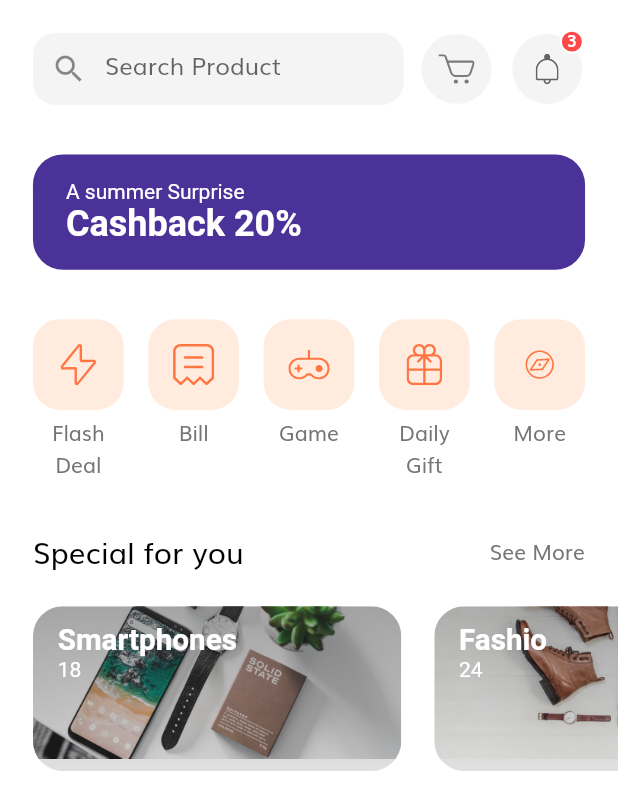
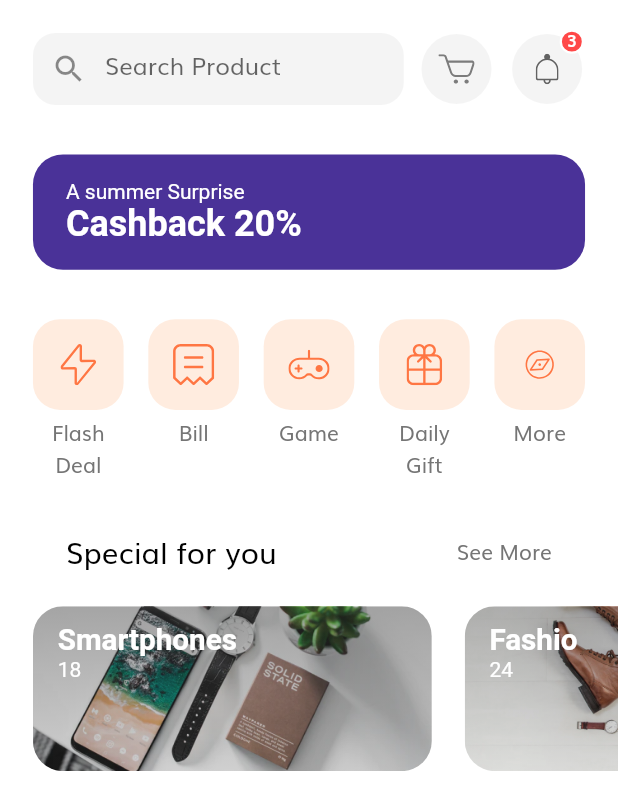
Before and after one commit to jakazzy/ecommerce_app, a Flutter app: the HomeScreen screen opened by its route, on a phone screen of 412 x 824 dp. Shown: the top 810 px of the screen. Run offline on Flutter 3.47's test engine with Material 2 defaults, Android fonts, the phone set to English and light mode, and no system bars; our stand-ins replace flutter_svg.

Commit message:
make corrections to the SpecialOffer component for the HomeScreen

```diff
--- a/lib/screens/home/components/special_offer.dart
+++ b/lib/screens/home/components/special_offer.dart
@@ -12,10 +12,14 @@ class SpecialOffer extends StatelessWidget {
   Widget build(BuildContext context) {
     return Column(
       children: [
-        SectionTitle(
+        Padding(
+            padding: EdgeInsets.symmetric(horizontal: getProportionateScreenWidth(20)),
+            child:   SectionTitle(
               text: "Special for you",
               press: (){},
             ),
+        ),
+
         SizedBox( height: getProportionateScreenWidth(20)),
         SingleChildScrollView(
           scrollDirection: Axis.horizontal,
@@ -59,9 +63,11 @@ class SpecialOfferCard extends StatelessWidget {
   Widget build(BuildContext context) {
     return Padding(
       padding: EdgeInsets.only(left: getProportionateScreenWidth(20)),
+      child: GestureDetector(
+        onTap: press,
         child: SizedBox(
           height: getProportionateScreenWidth(100),
-        width: getProportionateScreenHeight(242),
+          width: getProportionateScreenWidth(242),
           child: ClipRRect(
             borderRadius: BorderRadius.circular(20),
             child: Stack(
@@ -90,7 +96,8 @@ class SpecialOfferCard extends StatelessWidget {
                       TextSpan(
                           style: TextStyle( color: Colors.white),
                           children: [
-                          TextSpan(text: "$category\n",
+                            TextSpan(
+                                text: "$category\n",
                                 style: TextStyle(
                                   fontSize: getProportionateScreenWidth(18),
                                   fontWeight: FontWeight.bold,
@@ -105,6 +112,7 @@ class SpecialOfferCard extends StatelessWidget {
             ),
           ),
         ),
+      ),
     );
   }
 }
```
Lines whose indentation alone changed are shown as unchanged.
